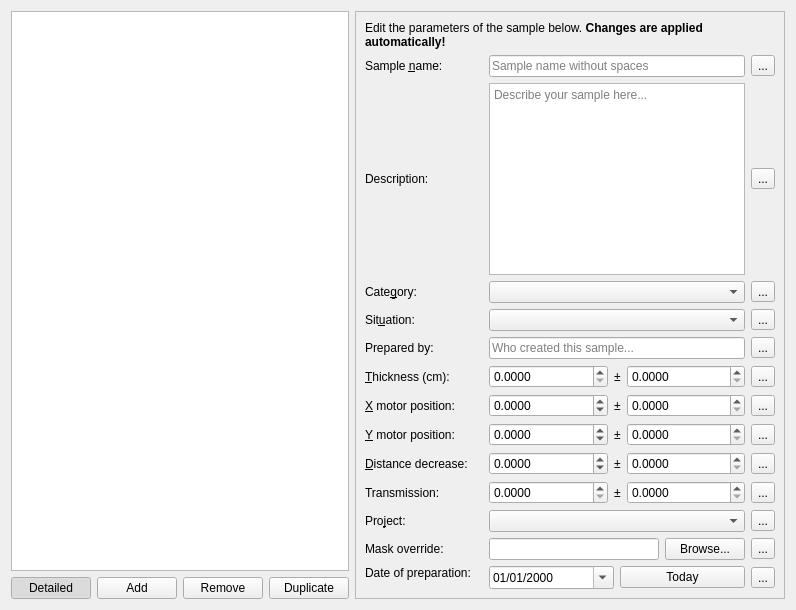
First picture: the form in cct/qtgui2/setup/samples/sampleeditor.ui, repository awacha/cct, before the edit.
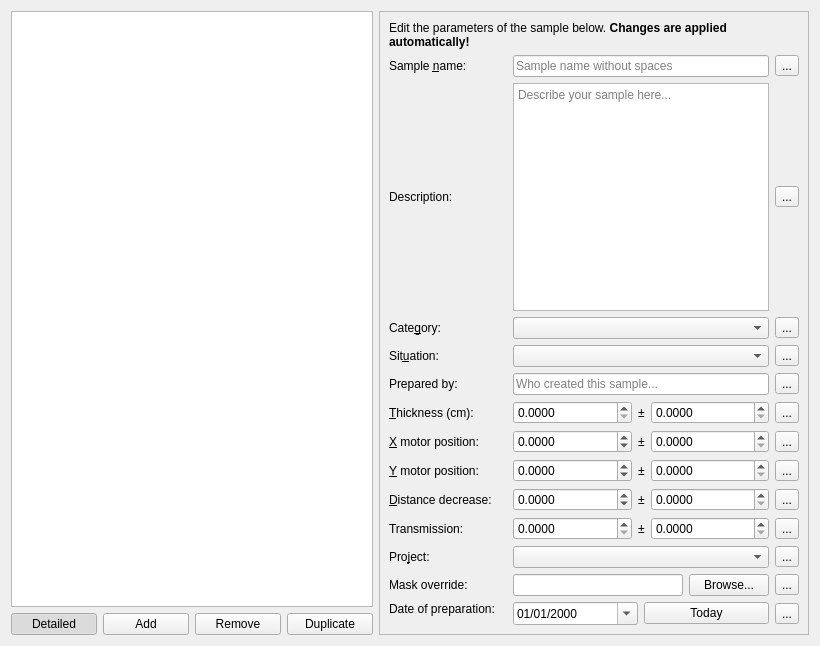
Second picture: the form after the edit. Icons and pictures are not drawn.

Commit message: Sample editor UI tuning: better vertical resizing

```diff
--- a/cct/qtgui2/setup/samples/sampleeditor.ui
+++ b/cct/qtgui2/setup/samples/sampleeditor.ui
@@ -2,6 +2,14 @@
 <ui version="4.0">
  <class>Form</class>
  <widget class="QWidget" name="Form">
+  <property name="geometry">
+   <rect>
+    <x>0</x>
+    <y>0</y>
+    <width>820</width>
+    <height>646</height>
+   </rect>
+  </property>
   <property name="windowTitle">
    <string>Sample database</string>
   </property>
@@ -18,17 +26,14 @@
      <item>
       <widget class="QTreeView" name="treeView">
        <property name="sizePolicy">
-        <sizepolicy hsizetype="MinimumExpanding" vsizetype="MinimumExpanding">
+        <sizepolicy hsizetype="MinimumExpanding" vsizetype="Minimum">
          <horstretch>1</horstretch>
-         <verstretch>0</verstretch>
+         <verstretch>1</verstretch>
         </sizepolicy>
        </property>
        <property name="acceptDrops">
         <bool>true</bool>
        </property>
-       <property name="sizeAdjustPolicy">
-        <enum>QAbstractScrollArea::AdjustToContentsOnFirstShow</enum>
-       </property>
        <property name="showDropIndicator" stdset="0">
         <bool>true</bool>
        </property>
```
